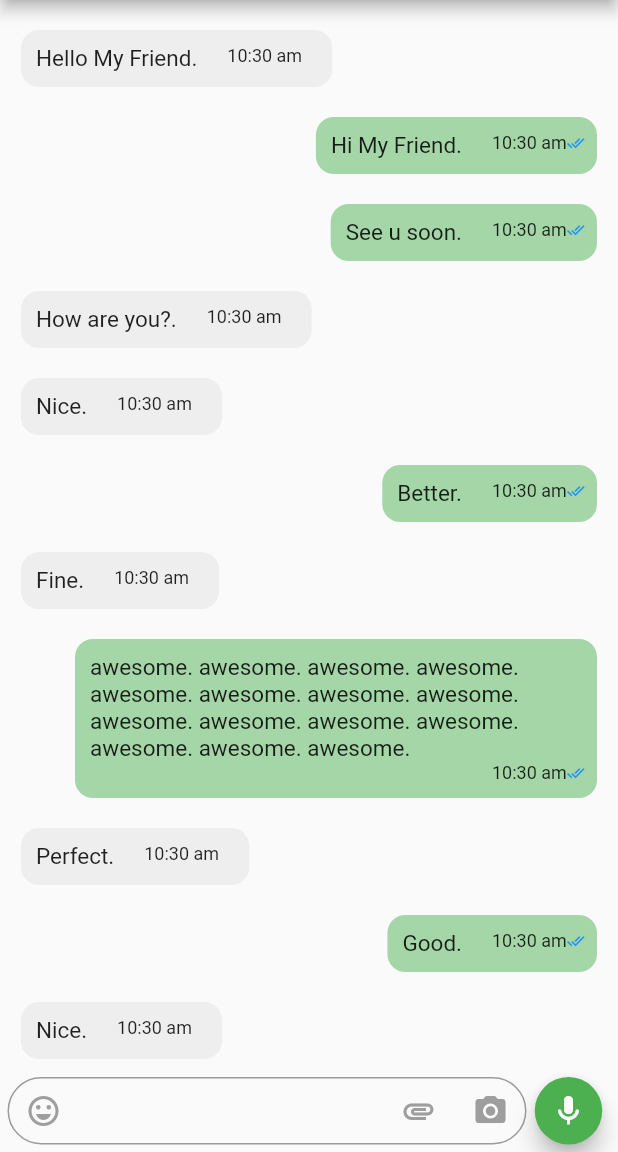
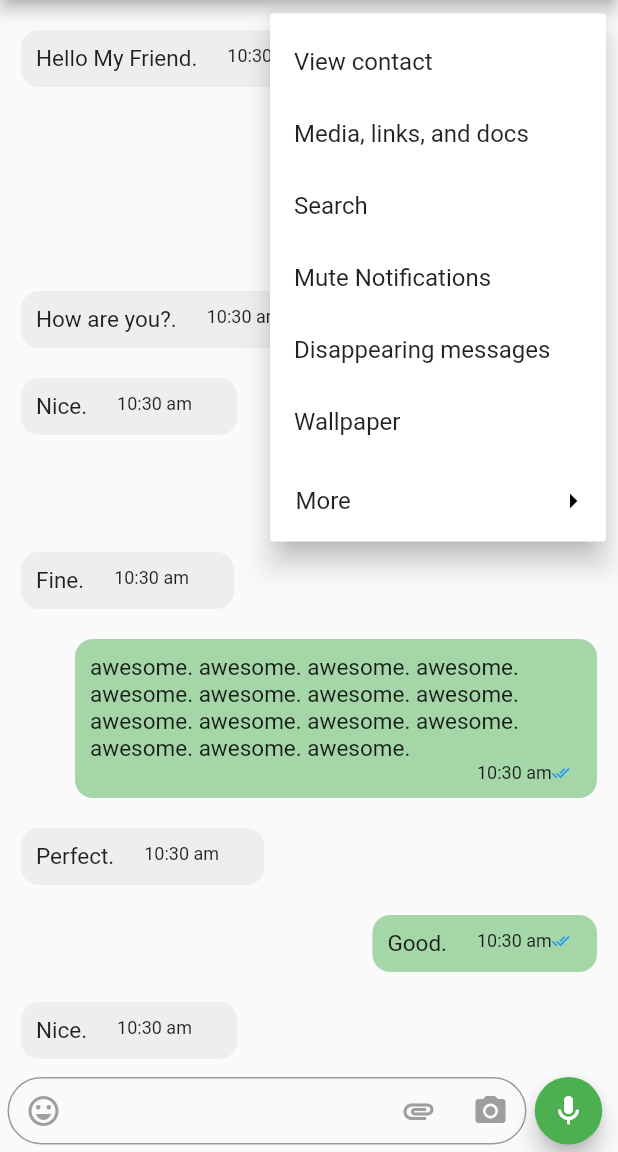
Before and after one commit to 20sw084/whatsapp-clone, a Flutter app: the ChatScreen screen opened directly, after a tap on the "more vert" icon, on a phone screen of 412 x 824 dp, the part 84-1236 px from its top. Run offline on Flutter 3.47's test engine with Material 2 defaults, Android fonts, the phone set to English and light mode, and no system bars; network calls fail.

Commit message:
2nd commit

```diff
--- a/lib/main.dart
+++ b/lib/main.dart
@@ -7,15 +7,6 @@ import 'package:lab_02/widgets/status_widget.dart';
 void main() {
   runApp(const MyApp());
 }
-
-enum PopUpMenuEnum {
-  group,
-  broadcast,
-  devicesLinked,
-  messagesStarred,
-  settings
-}
-
 class MyApp extends StatelessWidget {
   const MyApp({super.key});
 
@@ -24,7 +15,6 @@ class MyApp extends StatelessWidget {
 
     // int _tabs = 4;
     final List _tabs = [Icons.group, 'Chats', 'Status', 'Calls'];
-    PopUpMenuEnum _selectedPopUpMenuIndex = PopUpMenuEnum.group;
     return MaterialApp(
       theme: ThemeData(
         primarySwatch: Colors.green,
@@ -98,39 +88,30 @@ class MyApp extends StatelessWidget {
                                     Icons.search,
                                   ),
                                 ),
-                          IconButton(
-                            onPressed: () {
-                              PopupMenuButton<PopUpMenuEnum>(
-                                initialValue: _selectedPopUpMenuIndex,
-                                onSelected: (PopUpMenuEnum e) {
-                                  _selectedPopUpMenuIndex = e;
-                                },
+                          PopupMenuButton<int>(
                                 itemBuilder: (context) => [
                                   PopupMenuItem(
-                                    value: PopUpMenuEnum.group,
+                                    value: 1,
                                     child: Text("New Group"),
                                   ),
                                   PopupMenuItem(
-                                    value: PopUpMenuEnum.broadcast,
+                                    value: 2,
                                     child: Text("New Broadcast"),
                                   ),
                                   PopupMenuItem(
-                                    value: PopUpMenuEnum.devicesLinked,
+                                    value: 3,
                                     child: Text("Linked devices"),
                                   ),
                                   PopupMenuItem(
-                                    value: PopUpMenuEnum.messagesStarred,
+                                    value: 4,
                                     child: Text("Starred messages"),
                                   ),
                                   PopupMenuItem(
-                                    value: PopUpMenuEnum.settings,
+                                    value: 5,
                                     child: Text("Settings"),
                                   ),
                                 ],
-                              );
-                            },
-                            icon: Icon(Icons.more_vert),
-                          ),
+                              ),
                         ],
                         floating: true,
                         pinned: true,
--- a/lib/screens/chat_screen.dart
+++ b/lib/screens/chat_screen.dart
@@ -1,4 +1,5 @@
 import 'package:flutter/material.dart';
+import 'package:lab_02/screens/user_screen.dart';
 
 import '../models/message.dart';
 
@@ -134,7 +135,17 @@ class ChatScreen extends StatelessWidget {
           ),
         ),
         appBar: AppBar(
-          title: Column(
+          title: GestureDetector(
+            onTap: () {
+              Navigator.of(context).push(
+                MaterialPageRoute(
+                  builder: (context) => UserScreen(
+                    name: title,
+                  ),
+                ),
+              );
+            },
+            child: Column(
               crossAxisAlignment: CrossAxisAlignment.start,
               children: [
                 Text(title),
@@ -146,6 +157,7 @@ class ChatScreen extends StatelessWidget {
                   ),
                 ),
               ],
+            ),
           ),
           leadingWidth: 70,
           leading: Stack(
@@ -163,6 +175,10 @@ class ChatScreen extends StatelessWidget {
               Positioned(
                 left: 30,
                 top: 5,
+                child: GestureDetector(
+                  onTap: () {
+                    Navigator.of(context).pop();
+                  },
                   child: CircleAvatar(
                     radius: 20,
                     backgroundImage: NetworkImage(
@@ -170,20 +186,103 @@ class ChatScreen extends StatelessWidget {
                     ),
                   ),
                 ),
+              ),
             ],
           ),
           actions: [
             IconButton(
-              onPressed: (){},
+              onPressed: () {},
               icon: Icon(Icons.videocam),
             ),
             IconButton(
-              onPressed: (){},
+              onPressed: () {},
               icon: Icon(Icons.call),
             ),
-            IconButton(
-              onPressed: (){},
-              icon: Icon(Icons.more_vert),
+            PopupMenuButton<int>(
+              itemBuilder: (context) => [
+                // popupmenu item 1
+                PopupMenuItem(
+                  value: 1,
+                  child: Text("View contact"),
+                ),
+                // popupmenu item 2
+                PopupMenuItem(
+                  value: 2,
+                  child: Text("Media, links, and docs"),
+                ),
+                // popupmenu item 3
+                PopupMenuItem(
+                  value: 3,
+                  child: Text("Search"),
+                ),
+                // popupmenu item 4
+                PopupMenuItem(
+                  value: 4,
+                  child: Text("Mute Notifications"),
+                ),
+                // popupmenu item 5
+                PopupMenuItem(
+                  value: 5,
+                  child: Text("Disappearing messages"),
+                ),
+                // popupmenu item 6
+                PopupMenuItem(
+                  value: 6,
+                  child: Text("Wallpaper"),
+                ),
+                // popupmenu item 7
+                PopupMenuItem(
+                  value: 7,
+                  onTap: () {},
+                  padding: EdgeInsets.zero,
+                  child: PopupMenuButton(
+                      child: Container(
+                        // alignment: Alignment.center,
+                        height: 48.0, //default height
+                        width: double.infinity,
+                        child: Padding(
+                          padding: const EdgeInsets.only(left: 17.0,top: 10.0,right: 10.0,),
+                          child: Row(
+                            mainAxisAlignment: MainAxisAlignment.spaceBetween,
+                            children: [
+                              Text("More"),
+                              Icon(Icons.arrow_right_sharp, color: Colors.black,),
+                            ],
+                          ),
+                        ),
+                      ),
+                    itemBuilder: (context) => [
+                      // popupmenu item 1
+                      PopupMenuItem(
+                        value: 1,
+                        child: Text("Report"),
+                      ),
+                      // popupmenu item 2
+                      PopupMenuItem(
+                        value: 2,
+                        child: Text("Block"),
+                      ),
+                      // popupmenu item 3
+                      PopupMenuItem(
+                        value: 3,
+                        child: Text("Clear Chat"),
+                      ),
+                      // popupmenu item 4
+                      PopupMenuItem(
+                        value: 4,
+                        child: Text("Export Chat"),
+                      ),
+                      // popupmenu item 5
+                      PopupMenuItem(
+                        value: 5,
+                        child: Text("Add shortcut"),
+                      ),
+                    ],
+                  ),
+                ),
+              ],
+              offset: Offset(0, 65),
+              // elevation: 2,
             ),
           ],
         ),
@@ -240,7 +339,7 @@ class ChatScreen extends StatelessWidget {
                             ),
                             //alignment: Alignment.bottomRight,
                             constraints: BoxConstraints(
-                              maxWidth: 60,
+                              maxWidth: 70,
                             ),
                             child: Row(
                               children: [
@@ -278,21 +377,3 @@ class ChatScreen extends StatelessWidget {
     );
   }
 }
-
-// child: Stack(
-// textDirection: TextDirection.rtl,
-// children: [
-// Text(
-// maxLines: 25,
-// messages[index].text,
-// style: TextStyle(fontSize: 15),
-// ),
-// Positioned(
-// bottom: 0,
-// child: Text(
-// _t,
-// style: TextStyle(fontSize: 10),
-// ),
-// ),
-// ],
-// ),
```
Also changed, not shown: lib/screens/user_screen.dart (added, +41 -0 lines). Lines whose indentation alone changed are shown as unchanged.
